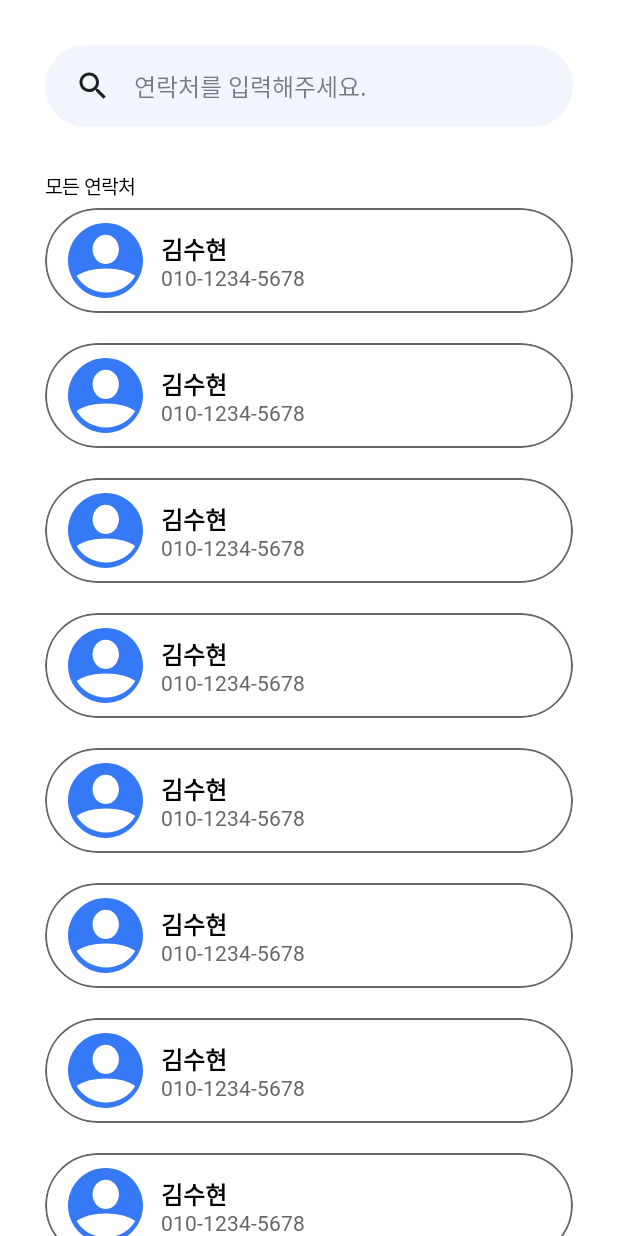
After one commit to Sohot-compile-error/Deep-truth_android-kotlin, an Android app built with Jetpack Compose: the AddressScreen screen opened through its navigation route, on a phone screen of 412 x 824 dp. The commit adds this screen. Run offline under Robolectric (Android 15) with nearby library versions, the phone set to English and light mode, and no system bars; our stand-ins replace Dagger/Hilt's generated code, accompanist.

```diff
--- /dev/null
+++ b/app/src/main/java/kau/sohothackathon/compileerror/ui/address/AddressScreen.kt
@@ -0,0 +1,210 @@
+package kau.sohothackathon.compileerror.ui.address
+
+import android.util.Log
+import androidx.compose.animation.core.animateDpAsState
+import androidx.compose.foundation.Image
+import androidx.compose.foundation.background
+import androidx.compose.foundation.border
+import androidx.compose.foundation.clickable
+import androidx.compose.foundation.layout.*
+import androidx.compose.foundation.lazy.LazyColumn
+import androidx.compose.foundation.shape.CircleShape
+import androidx.compose.foundation.shape.RoundedCornerShape
+import androidx.compose.foundation.text.BasicTextField
+import androidx.compose.material.Icon
+import androidx.compose.material.LocalTextStyle
+import androidx.compose.material.Text
+import androidx.compose.material.icons.Icons
+import androidx.compose.material.icons.filled.Face
+import androidx.compose.material.icons.filled.Phone
+import androidx.compose.material.icons.filled.Search
+import androidx.compose.runtime.*
+import androidx.compose.ui.Alignment
+import androidx.compose.ui.Modifier
+import androidx.compose.ui.draw.clip
+import androidx.compose.ui.graphics.Color
+import androidx.compose.ui.platform.LocalConfiguration
+import androidx.compose.ui.res.painterResource
+import androidx.compose.ui.text.font.FontWeight
+import androidx.compose.ui.text.style.TextAlign
+import androidx.compose.ui.unit.Dp
+import androidx.compose.ui.unit.dp
+import androidx.compose.ui.unit.sp
+import kau.sohothackathon.compileerror.R
+import kau.sohothackathon.compileerror.ui.model.ApplicationState
+import kau.sohothackathon.compileerror.ui.theme.Black
+import kau.sohothackathon.compileerror.ui.theme.Gray
+import kau.sohothackathon.compileerror.ui.theme.SubGray
+
+@Composable
+fun AddressScreen(appState: ApplicationState) {
+
+    var search by remember {
+        mutableStateOf("")
+    }
+
+    Column(
+        modifier = Modifier
+            .fillMaxSize()
+            .statusBarsPadding()
+    ) {
+
+        /** 유저 텍스트 필드 */
+        Row(
+            modifier = Modifier.padding(30.dp),
+        ) {
+            BasicTextField(modifier = Modifier
+                .weight(1f)
+                .clip(RoundedCornerShape(80.dp))
+                .background(SubGray),
+                textStyle = LocalTextStyle.current.copy(
+                    fontSize = 16.sp,
+                    color = Color.Black,
+                ),
+                value = search,
+                onValueChange = { search = it },
+                decorationBox = { innerTextField ->
+                    Row(
+                        verticalAlignment = Alignment.CenterVertically,
+                        modifier = Modifier.padding(20.dp, 15.dp),
+                        horizontalArrangement = Arrangement.spacedBy(15.dp)
+                    ) {
+                        Icon(
+                            imageVector = Icons.Default.Search,
+                            contentDescription = "IC_SEARCH",
+                            modifier = Modifier.size(24.dp),
+                        )
+                        Box(Modifier.weight(1f)) {
+                            if (search.isEmpty()) {
+                                Text(
+                                    "연락처를 입력해주세요.",
+                                    style = LocalTextStyle.current.copy(
+                                        color = Color.Black.copy(alpha = 0.5f),
+                                        fontSize = 16.sp,
+                                    ),
+                                )
+                            }
+                            innerTextField()
+                        }
+                    }
+                })
+
+
+        }
+
+        Text(
+            text = "모든 연락처", color = Color.Black, fontSize = 13.sp,
+            modifier = Modifier.padding(start = 30.dp, bottom = 5.dp)
+        )
+
+        /** 연락처 모음 */
+        LazyColumn(
+            modifier = Modifier
+                .weight(1f),
+            verticalArrangement = Arrangement.spacedBy(20.dp)
+        ) {
+            items(10) {
+                AddressItem()
+            }
+        }
+    }
+}
+
+@Composable
+fun AddressItem() {
+
+    var isClicked by remember {
+        mutableStateOf(false)
+    }
+    val animatedXOffset = animateDpAsState(
+        targetValue = if (isClicked) (-170).dp else 0.dp,
+    )
+    val animatedXCallOffset = animateDpAsState(
+        targetValue = if (isClicked) 0.dp else (170).dp,
+    )
+
+    Box(modifier = Modifier.fillMaxWidth()) {
+        Row(
+            modifier = Modifier
+                .fillMaxWidth()
+                .offset(x = animatedXOffset.value)
+                .padding(30.dp, 0.dp)
+                .clip(RoundedCornerShape(80.dp))
+                .border(1.dp, Black, RoundedCornerShape(80.dp))
+                .clickable {
+                    isClicked = !isClicked
+                }
+                .padding(15.dp, 10.dp),
+            verticalAlignment = Alignment.CenterVertically,
+            horizontalArrangement = Arrangement.spacedBy(12.dp)
+        ) {
+            Image(
+                painter = painterResource(id = R.drawable.ic_profile_50),
+                contentDescription = "IC_LAUNCHER",
+                modifier = Modifier.size(50.dp),
+            )
+            Column(
+                modifier = Modifier
+                    .weight(1f)
+                    .padding(end = 10.dp),
+            ) {
+                Text(
+                    text = "김수현",
+                    color = Color.Black,
+                    fontWeight = FontWeight.Bold,
+                    fontSize = 16.sp,
+                    modifier = Modifier.fillMaxWidth(),
+                    textAlign = if (isClicked) TextAlign.End else TextAlign.Start,
+                )
+                Text(
+                    text = "010-1234-5678",
+                    color = Black,
+                    fontSize = 14.sp,
+                    modifier = Modifier.fillMaxWidth(),
+                    textAlign = if (isClicked) TextAlign.End else TextAlign.Start,
+                )
+            }
+        }
+
+        Row(
+            modifier = Modifier
+                .align(Alignment.CenterEnd)
+                .padding(end = 30.dp)
+                .offset(x = animatedXCallOffset.value),
+            horizontalArrangement = Arrangement.spacedBy(10.dp)
+        ) {
+
+            Box(
+                modifier = Modifier
+                    .size(64.dp)
+                    .clip(CircleShape)
+                    .background(Gray)
+            ) {
+                Icon(
+                    imageVector = Icons.Default.Face,
+                    contentDescription = "IC_PHONE",
+                    modifier = Modifier
+                        .size(30.dp)
+                        .align(Alignment.Center),
+                )
+            }
+
+            Box(
+                modifier = Modifier
+                    .size(64.dp)
+                    .clip(CircleShape)
+                    .background(Gray)
+            ) {
+                Icon(
+                    imageVector = Icons.Default.Phone,
+                    contentDescription = "IC_PHONE",
+                    modifier = Modifier
+                        .size(30.dp)
+                        .align(Alignment.Center),
+                )
+            }
+
+        }
+    }
+
+}
--- /dev/null
+++ b/app/src/main/java/kau/sohothackathon/compileerror/ui/address/AddressViewModel.kt
@@ -0,0 +1,10 @@
+package kau.sohothackathon.compileerror.ui.address
+
+import androidx.lifecycle.ViewModel
+import dagger.hilt.android.lifecycle.HiltViewModel
+
+@HiltViewModel
+class AddressViewModel : ViewModel() {
+
+
+}
--- a/app/src/main/java/kau/sohothackathon/compileerror/ui/voice/VoiceCallScreen.kt
+++ b/app/src/main/java/kau/sohothackathon/compileerror/ui/voice/VoiceCallScreen.kt
@@ -13,7 +13,7 @@ import androidx.compose.runtime.rememberCoroutineScope
 import androidx.compose.ui.Modifier
 import androidx.compose.ui.platform.LocalContext
 import kau.sohothackathon.compileerror.R
-import kau.sohothackathon.compileerror.RecordingThread
+import kau.sohothackathon.compileerror.ui.voice.helper.RecordingThread
 import kotlinx.coroutines.delay
 import kotlinx.coroutines.launch
 import java.io.File
--- a/app/src/main/java/kau/sohothackathon/compileerror/AudioCutter.kt
+++ b/app/src/main/java/kau/sohothackathon/compileerror/ui/voice/helper/AudioCutter.kt
@@ -1,4 +1,4 @@
-package kau.sohothackathon.compileerror
+package kau.sohothackathon.compileerror.ui.voice.helper
 
 import android.content.Context
 import android.media.MediaMetadataRetriever
--- a/app/src/main/java/kau/sohothackathon/compileerror/RecordingThread.kt
+++ b/app/src/main/java/kau/sohothackathon/compileerror/ui/voice/helper/RecordingThread.kt
@@ -1,4 +1,4 @@
-package kau.sohothackathon.compileerror
+package kau.sohothackathon.compileerror.ui.voice.helper
 
 import android.media.MediaMetadataRetriever
 import android.media.MediaRecorder
```
